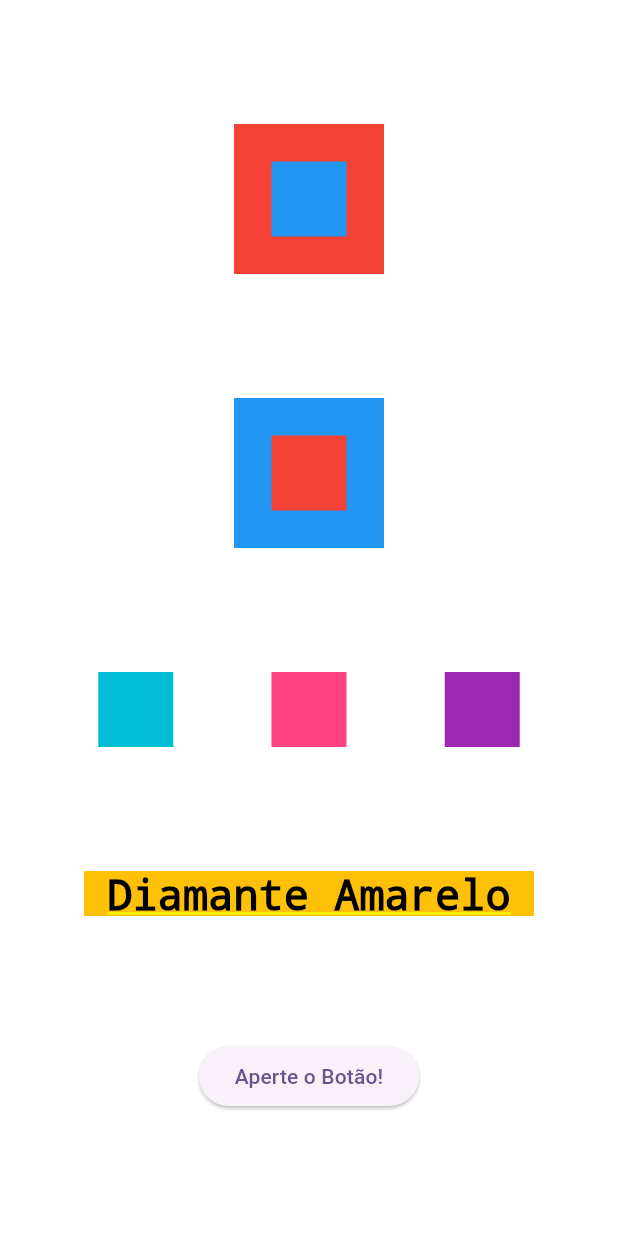
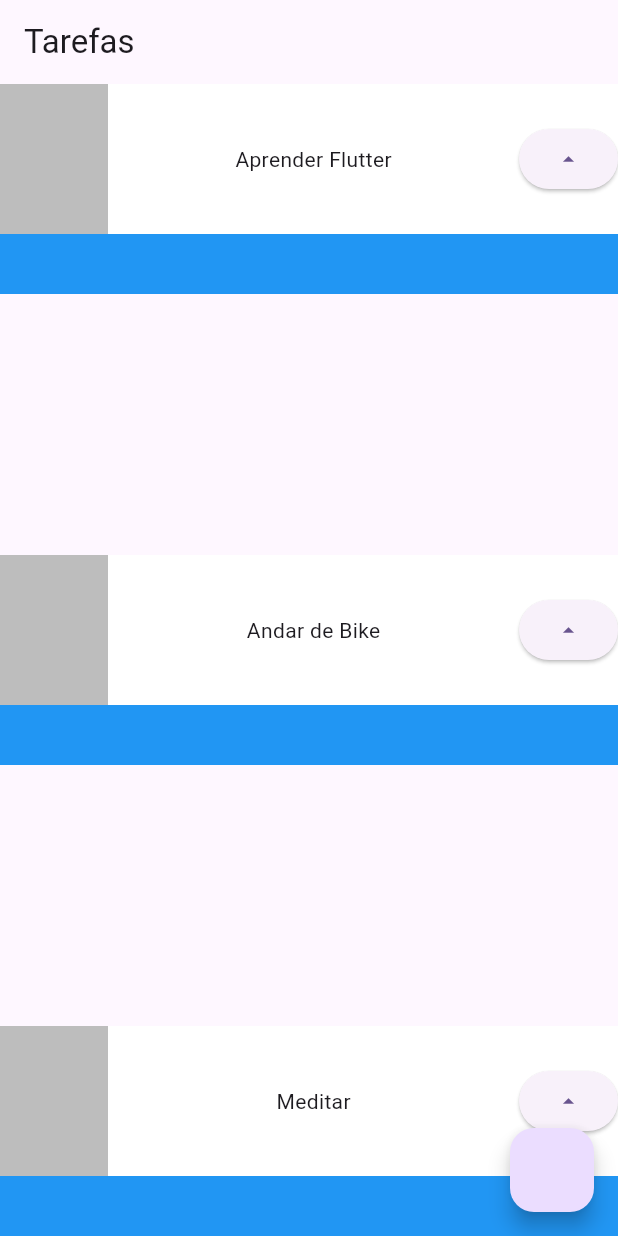
Before and after one commit to matheusvieira300/inicio_flutter, a Flutter app: the screen it shows after launch, on a phone screen of 412 x 824 dp. Run offline on Flutter 3.47's test engine with Material 3 defaults, Android fonts, the phone set to English and light mode, and no system bars.

Commit message:
feat: StatelessWidget

```diff
--- a/lib/main.dart
+++ b/lib/main.dart
@@ -15,93 +15,62 @@ class MyApp extends StatelessWidget {
     return MaterialApp(
       title: 'Flutter Demo', //parametros nomeados
       theme: ThemeData(
+        primarySwatch: Colors.blue,
         colorScheme: ColorScheme.fromSeed(seedColor: Colors.deepPurple),
         useMaterial3: true,
       ),
-        home: Container(
-          //Container sendo um objeto pai para poder mudar a cor de tudo
-          color: Colors.white,
-          child: Column(
-            mainAxisAlignment: // eixo principal do widget
-                MainAxisAlignment.spaceEvenly, //espaço equilibrado
-            crossAxisAlignment: CrossAxisAlignment.center, // cross horizontal
+      home: Scaffold(
+        appBar: AppBar(
+          title: Text("Tarefas"),
+        ), //topo
+        body: Column(
+          mainAxisAlignment: MainAxisAlignment.spaceBetween,
           children: [
-              Stack(
-                alignment: AlignmentDirectional.center,
-                children: [
-                  Container(// no container não há o risco de ocorrer o erro
-//overflowed porque o container só ocupa o espaço do widget não podendo ser infinito
-                    color: Colors.red,
-                    width: 100,
-                    height: 100,
-                  ), //altura e largura
-                  Container(
-                    color: Colors.blue,
-                    width: 50,
-                    height: 50,
-                  ),
+            Task("Aprender Flutter"), //chamando o widget
+            Task("Andar de Bike"),
+            Task("Meditar"),
           ],
         ),
-              Stack(
-                alignment: AlignmentDirectional.center,
+        floatingActionButton: FloatingActionButton(onPressed: () {}), //função anônima
+      ),
+    );
+  }
+}
+
+// stateless widget, widget é tipo um método
+class Task extends StatelessWidget {
+  final String nome;
+  const Task(this.nome, {super.key}); //construtor
+
+  @override
+  Widget build(BuildContext context) {
+    return Container(
+      child: Stack(
         children: [
           Container(
             color: Colors.blue,
-                    width: 100,
+            height: 140,
+          ),
+          Container(
+            color: Colors.white,
             height: 100,
-                  ), //altura e largura
+            child: Row(
+              mainAxisAlignment: MainAxisAlignment.spaceBetween,
+              children: [
                 Container(
-                    color: Colors.red,
-                    width: 50,
-                    height: 50,
+                  color: Colors.black26,
+                  width: 72,
+                  height: 100,
                 ),
+                Text(nome),
+                ElevatedButton(
+                    onPressed: () {},
+                    child: Icon(Icons.arrow_drop_up)) // Ícones
               ],
             ),
-              Row(
-                //linha deixando um do lado do outro espaçado igualmente
-                mainAxisAlignment: MainAxisAlignment.spaceEvenly,
-                crossAxisAlignment: CrossAxisAlignment.center,
-                children: [
-                  Container(
-                    color: Colors.cyan,
-                    height: 50,
-                    width: 50,
-                  ),
-                  Container(
-                    color: Colors.pinkAccent,
-                    height: 50,
-                    width: 50,
-                  ),
-                  Container(
-                    color: Colors.purple,
-                    height: 50,
-                    width: 50,
-                  ),
+          )
         ],
       ),
-              Container(
-                color: Colors.amber,
-                height: 30,
-                width: 300,
-                child: const Text(
-                  'Diamante Amarelo',
-                  style: TextStyle(
-                    //estilo do texto
-                    color: Colors.black,
-                    fontSize: 28, //tamanho
-                  ),
-                  textAlign: TextAlign.center, //para deixar o texto no centro
-                ),
-              ), //child para escrever dentro de um container
-              ElevatedButton(
-                onPressed: () {
-                  print('Você apertou o Botão');
-                },
-                child: const Text('Aperte o Botão!'),
-              ), // botão, mais função anonima
-            ],
-          ),
-        ) //local principal aonde estará o nosso widget/objeto, pilha
-        );
+    ); //corpo;
   }
 }
```
Also changed, not shown: lib/minha_primeira_tela.dart (+87 -0 lines). Lines whose indentation alone changed are shown as unchanged.
